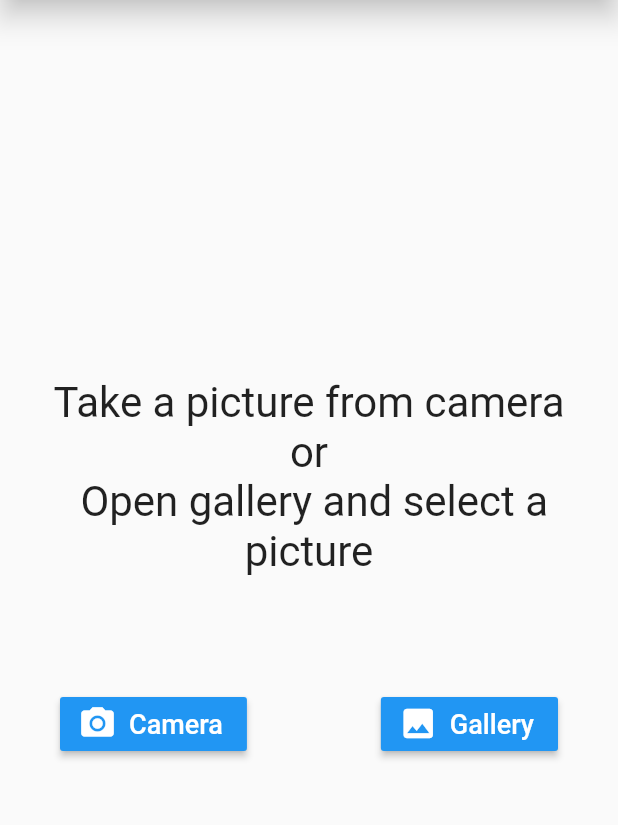
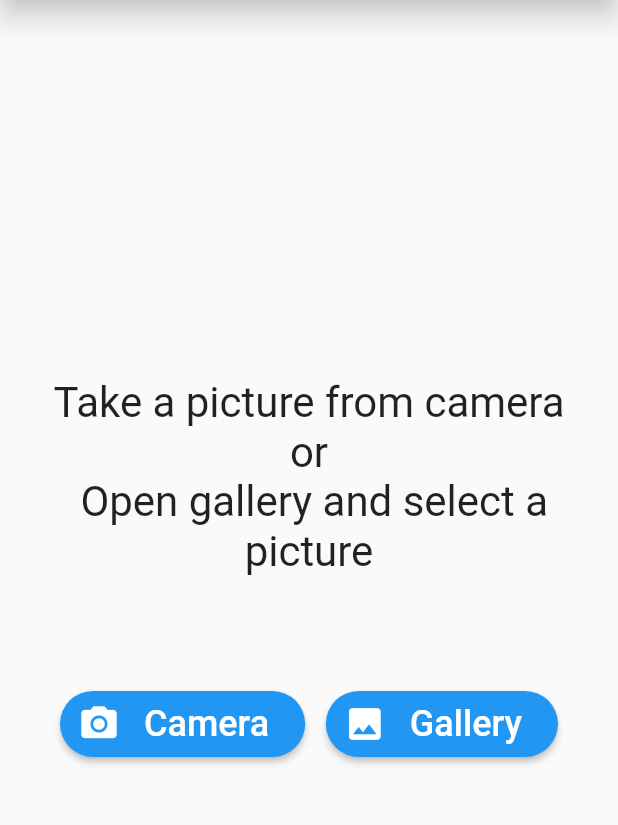
Before and after one commit to vishvaRam/SeedDiseaseDetector, a Flutter app: the screen it shows after launch, on a phone screen of 412 x 824 dp, the part 91-916 px from its top. Run offline on Flutter 3.47's test engine with Material 2 defaults, Android fonts, the phone set to English and light mode, and no system bars; our stand-ins replace expandable_text, image_picker, shared_preferences; missing offline and left inert: tflite.

```diff
--- a/lib/Pages/HomePage.dart
+++ b/lib/Pages/HomePage.dart
@@ -290,6 +290,8 @@ class _MainContentState extends State<MainContent> {
                   Flexible(
                       flex: 1,
                       child: RaisedButton.icon(
+                        shape: RoundedRectangleBorder(
+                            borderRadius: BorderRadius.circular(30)),
                         onPressed: () async {
                           onClick(ImageSource.camera);
                           widget.loadingIndicator(false);
@@ -298,27 +300,35 @@ class _MainContentState extends State<MainContent> {
                         icon: Icon(
                           Icons.camera_alt,
                           color: Colors.white,
-                          size: 26.0,
+                          size: 28.0,
                         ),
-                        label: Text("Camera",
-                            style:
-                                TextStyle(color: Colors.white, fontSize: 18.0)),
+                        label: Padding(
+                          padding: const EdgeInsets.all(8.0),
+                          child: Text("Camera",
+                              style:
+                                  TextStyle(color: Colors.white, fontSize: 24.0)),
+                        ),
                         color: Colors.blue,
                       )),
                   Flexible(
                       flex: 1,
                       child: RaisedButton.icon(
+                        shape: RoundedRectangleBorder(
+                            borderRadius: BorderRadius.circular(30)),
                         onPressed: () async {
                           onClick(ImageSource.gallery);
                         },
                         icon: Icon(
                           Icons.image,
                           color: Colors.white,
-                          size: 26.0,
+                          size: 28.0,
                         ),
-                        label: Text(
-                          "Gallery",
-                          style: TextStyle(color: Colors.white, fontSize: 18.0),
+                        label: Padding(
+                          padding: const EdgeInsets.all(8.0),
+                          child: Text(
+                            "Gallery",
+                            style: TextStyle(color: Colors.white, fontSize: 24.0),
+                          ),
                         ),
                         color: Colors.blue,
                       )),
--- a/lib/main.dart
+++ b/lib/main.dart
@@ -11,7 +11,7 @@ class MyApp extends StatefulWidget {
 
 class _MyAppState extends State<MyApp> {
 
-  bool isDark = false;
+  bool isDark = true;
 
   Future<bool> getThemeData() async {
     SharedPreferences prefs = await SharedPreferences.getInstance();
```
